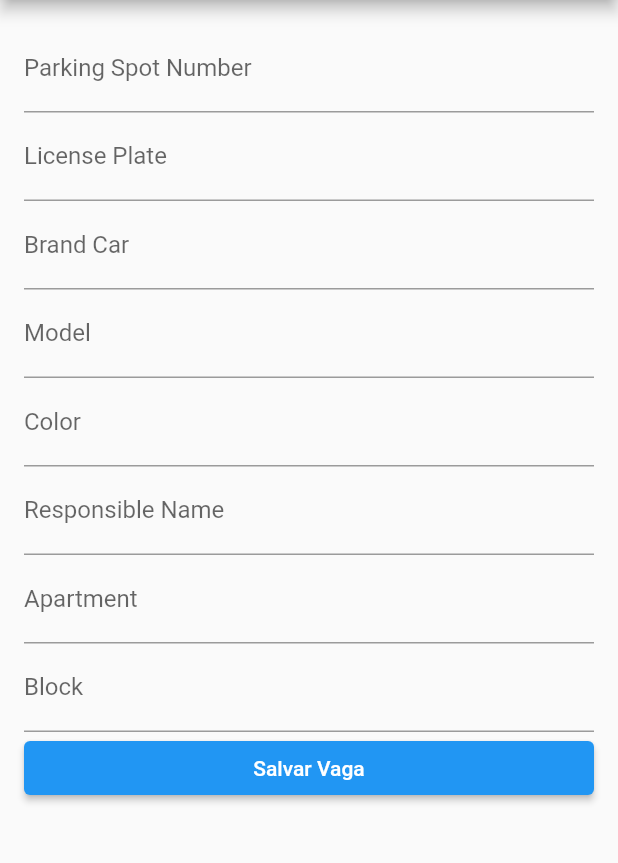
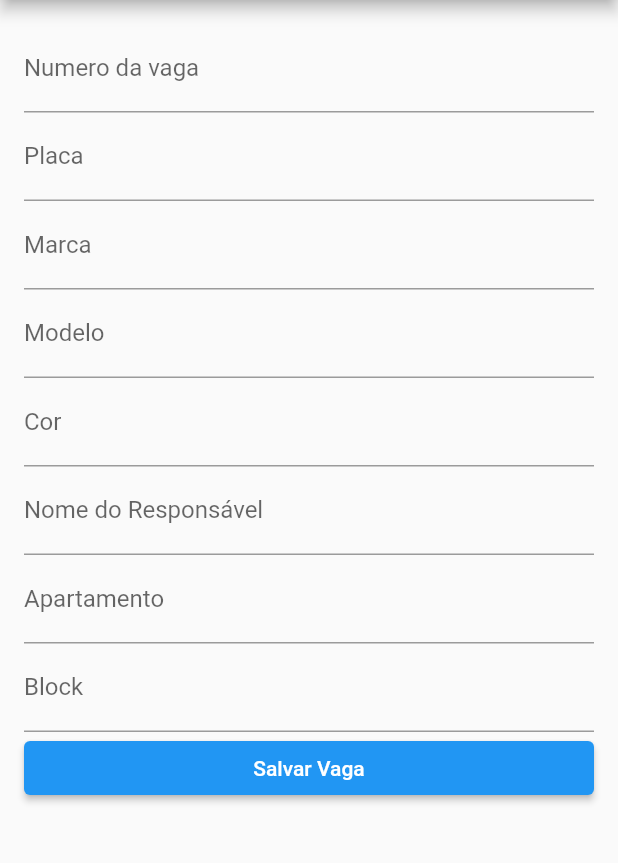
Before and after one commit to SeixasCco/CrudProjetoFinal, a Flutter app: the ParkingSpotDetailsView screen opened directly with empty values, after a tap on the "edit" icon, on a phone screen of 412 x 824 dp, the part 84-947 px from its top. Run offline on Flutter 3.47's test engine with Material 2 defaults, Android fonts, the phone set to English and light mode, and no system bars; our stand-ins replace flutter_bloc; network calls fail.

Commit message:
ajustando só falta edit

```diff
--- a/CrudProjetoFinal-main/lib/models/parking_spot.dart
+++ b/CrudProjetoFinal-main/lib/models/parking_spot.dart
@@ -42,17 +42,18 @@ class ParkingSpot {
     );
   }
 
-  // Update toJson method if needed
-  Map<String, dynamic> toJson() => {
-    'id': id,
-    'licensePlate': licensePlate,
-    'parkingSpotNumber': parkingSpotNumber,
-    'brandCar': brandCar,
-    'modelCar': model,
-    'colorCar': color,
-    'registrationDate': registrationDate?.toIso8601String(),
-    'responsibleName': responsibleName,
-    'apartment': apartment,
-    'block': block,
-  };
+  Map<String, dynamic> toJson() {
+    final Map<String, dynamic> data = {};
+    data['id'] = id ?? "";
+    data['parkingSpotNumber'] = parkingSpotNumber ?? "";
+    data['licensePlateCar'] = licensePlate ?? "";
+    data['brandCar'] = brandCar ?? "";
+    data['modelCar'] = model ?? "";
+    data['colorCar'] = color ?? "";
+    data['registrationDate'] = registrationDate?.toIso8601String() ?? "";
+    data['responsibleName'] = responsibleName ?? "";
+    data['apartment'] = apartment ?? "";
+    data['block'] = block ?? "";
+    return data;
+  }
 }
--- a/CrudProjetoFinal-main/lib/views/add_edit_view.dart
+++ /dev/null
@@ -1,190 +0,0 @@
-import 'package:flutter/material.dart';
-import '../models/parking_spot.dart';
-import '../bloc/parking_spot_bloc.dart';
-import 'package:flutter_bloc/flutter_bloc.dart';
-import '../constants/consts.dart';
-
-class ParkingSpotEditView extends StatefulWidget {
-  final ParkingSpot? parkingSpot;
-
-  ParkingSpotEditView({super.key, this.parkingSpot});
-
-  @override
-  _ParkingSpotEditViewState createState() => _ParkingSpotEditViewState();
-}
-
-class _ParkingSpotEditViewState extends State<ParkingSpotEditView> {
-  final _formKey = GlobalKey<FormState>();
-  late String licensePlate;
-  late String model;
-  late String color;
-  late String parkingSpotNumber;
-  late String brandCar;
-  late String responsibleName;
-  late String apartment;
-  late String block;
-
-  @override
-  void initState() {
-    super.initState();
-
-    parkingSpotNumber = widget.parkingSpot?.parkingSpotNumber ?? '';
-    licensePlate = widget.parkingSpot?.licensePlate ?? '';
-    brandCar = widget.parkingSpot?.brandCar ?? '';
-    model = widget.parkingSpot?.model ?? '';
-    color = widget.parkingSpot?.color ?? '';
-    responsibleName = widget.parkingSpot?.responsibleName ?? '';
-    apartment = widget.parkingSpot?.apartment ?? '';
-    block = widget.parkingSpot?.block ?? '';
-
-  }
-
-  @override
-  Widget build(BuildContext context) {
-    return Scaffold(
-      appBar: AppBar(
-        title: Text(widget.parkingSpot == null ? AppStrings.addParkingSpot : AppStrings.editParkingSpot),
-      ),
-      body: Form(
-        key: _formKey,
-        child: Padding(
-          padding: const EdgeInsets.all(16.0),
-          child: SingleChildScrollView(
-            child: Column(
-              crossAxisAlignment: CrossAxisAlignment.stretch,
-              children: <Widget>[
-                TextFormField(
-                  initialValue: parkingSpotNumber,
-                  decoration: const InputDecoration(labelText: 'Parking Spot Number'),
-                  onSaved: (value) => parkingSpotNumber = value!,
-                  validator: (value) {
-                    if (value == null || value.isEmpty) {
-                      return 'Please enter the parking spot number.';
-                    }
-                    return null;
-                  },
-                ),
-                TextFormField(
-                  initialValue: licensePlate,
-                  decoration: const InputDecoration(labelText: 'License Plate'),
-                  onSaved: (value) => licensePlate = value!,
-                  validator: (value) {
-                    if (value == null || value.isEmpty) {
-                      return 'Please enter the license plate.';
-                    }
-                    return null;
-                  },
-                ),
-
-                TextFormField(
-                  initialValue: brandCar,
-                  decoration: const InputDecoration(labelText: 'Brand Car'),
-                  onSaved: (value) => brandCar = value!,
-                  validator: (value) {
-                    if (value == null || value.isEmpty) {
-                      return 'Please enter the brand of the car.';
-                    }
-                    return null;
-                  },
-                ),
-
-                TextFormField(
-                  initialValue: model,
-                  decoration: const InputDecoration(labelText: 'Model'),
-                  onSaved: (value) => model = value!,
-                  validator: (value) {
-                    if (value == null || value.isEmpty) {
-                      return 'Please enter the model of the car.';
-                    }
-                    return null;
-                  },
-                ),
-
-                TextFormField(
-                  initialValue: color,
-                  decoration: const InputDecoration(labelText: 'Color'),
-                  onSaved: (value) => color = value!,
-                  validator: (value) {
-                    if (value == null || value.isEmpty) {
-                      return 'Please enter the color of the car.';
-                    }
-                    return null;
-                  },
-                ),
-
-                TextFormField(
-                  initialValue: responsibleName,
-                  decoration: const InputDecoration(labelText: 'Responsible Name'),
-                  onSaved: (value) => responsibleName = value!,
-                  validator: (value) {
-                    if (value == null || value.isEmpty) {
-                      return 'Please enter the name of the responsible person.';
-                    }
-                    return null;
-                  },
-                ),
-
-                TextFormField(
-                  initialValue: apartment,
-                  decoration: const InputDecoration(labelText: 'Apartment'),
-                  onSaved: (value) => apartment = value!,
-                  validator: (value) {
-                    if (value == null || value.isEmpty) {
-                      return 'Please enter the apartment number.';
-                    }
-                    return null;
-                  },
-                ),
-
-                TextFormField(
-                  initialValue: block,
-                  decoration: const InputDecoration(labelText: 'Block'),
-                  onSaved: (value) => block = value!,
-                  validator: (value) {
-                    if (value == null || value.isEmpty) {
-                      return 'Por favor digite o bloco.';
-                    }
-                    return null;
-                  },
-                ),
-
-                ElevatedButton(
-                  child: Text(widget.parkingSpot == null ? 'Adicionar Vaga' : 'Salvar Vaga'),
-                  onPressed: () {
-                    if (_formKey.currentState!.validate()) {
-                      _formKey.currentState!.save();
-
-                      final newParkingSpot = ParkingSpot(
-                        parkingSpotNumber: parkingSpotNumber,
-                        licensePlate: licensePlate,
-                        brandCar: brandCar,
-                        model: model,
-                        color: color,
-                        responsibleName: responsibleName,
-                        apartment: apartment,
-                        block: block,
-
-                      );
-
-                      if (widget.parkingSpot == null) {
-                        BlocProvider.of<ParkingSpotBloc>(context).add(AddParkingSpot(newParkingSpot));
-                      } else {
-                        BlocProvider.of<ParkingSpotBloc>(context).add(UpdateParkingSpot(newParkingSpot));
-                      }
-
-                      ScaffoldMessenger.of(context).showSnackBar(
-                        SnackBar(content: Text('Salvando Vaga...')),
-                      );
-
-                      Navigator.of(context).pop();
-                    }
-                  },
-                ),
-              ],
-            ),
-          ),
-        ),
-      ),
-    );
-  }
-}
--- /dev/null
+++ b/CrudProjetoFinal-main/lib/views/add_view.dart
@@ -0,0 +1,189 @@
+import 'package:flutter/material.dart';
+import '../models/parking_spot.dart';
+import '../bloc/parking_spot_bloc.dart';
+import 'package:flutter_bloc/flutter_bloc.dart';
+import '../constants/consts.dart';
+
+class ParkingSpotAddView extends StatefulWidget {
+  final ParkingSpot? parkingSpot;
+
+  ParkingSpotAddView.ParkingSpitAddView({super.key, this.parkingSpot});
+
+  @override
+  _ParkingSpotAddViewState createState() => _ParkingSpotAddViewState();
+}
+
+class _ParkingSpotAddViewState extends State<ParkingSpotAddView> {
+  final _formKey = GlobalKey<FormState>();
+  late String licensePlate;
+  late String model;
+  late String color;
+  late String parkingSpotNumber;
+  late String brandCar;
+  late String responsibleName;
+  late String apartment;
+  late String block;
+
+  @override
+  void initState() {
+    super.initState();
+
+    parkingSpotNumber = widget.parkingSpot?.parkingSpotNumber ?? '';
+    licensePlate = widget.parkingSpot?.licensePlate ?? '';
+    brandCar = widget.parkingSpot?.brandCar ?? '';
+    model = widget.parkingSpot?.model ?? '';
+    color = widget.parkingSpot?.color ?? '';
+    responsibleName = widget.parkingSpot?.responsibleName ?? '';
+    apartment = widget.parkingSpot?.apartment ?? '';
+    block = widget.parkingSpot?.block ?? '';
+  }
+
+  @override
+  Widget build(BuildContext context) {
+    return Scaffold(
+      appBar: AppBar(
+        title: Text(widget.parkingSpot == null
+            ? AppStrings.addParkingSpot
+            : AppStrings.editParkingSpot),
+      ),
+      body: Form(
+        key: _formKey,
+        child: Padding(
+          padding: const EdgeInsets.all(16.0),
+          child: SingleChildScrollView(
+            child: Column(
+              crossAxisAlignment: CrossAxisAlignment.stretch,
+              children: <Widget>[
+                TextFormField(
+                  initialValue: parkingSpotNumber,
+                  decoration:
+                  const InputDecoration(labelText: 'Numero da vaga'),
+                  onSaved: (value) => parkingSpotNumber = value!,
+                  validator: (value) {
+                    if (value == null || value.isEmpty) {
+                      return 'Por favor digite o numero da vaga.';
+                    }
+                    return null;
+                  },
+                ),
+                TextFormField(
+                  initialValue: licensePlate,
+                  decoration: const InputDecoration(labelText: 'Placa'),
+                  onSaved: (value) => licensePlate = value!,
+                  validator: (value) {
+                    if (value == null || value.isEmpty) {
+                      return 'Por favor digite a placa.';
+                    }
+                    return null;
+                  },
+                ),
+                TextFormField(
+                  initialValue: brandCar,
+                  decoration: const InputDecoration(labelText: 'Marca'),
+                  onSaved: (value) => brandCar = value!,
+                  validator: (value) {
+                    if (value == null || value.isEmpty) {
+                      return 'Por favor digite a marca do carro.';
+                    }
+                    return null;
+                  },
+                ),
+                TextFormField(
+                  initialValue: model,
+                  decoration: const InputDecoration(labelText: 'Modelo'),
+                  onSaved: (value) => model = value!,
+                  validator: (value) {
+                    if (value == null || value.isEmpty) {
+                      return 'Por favor digite o modelo do carro.';
+                    }
+                    return null;
+                  },
+                ),
+                TextFormField(
+                  initialValue: color,
+                  decoration: const InputDecoration(labelText: 'Cor'),
+                  onSaved: (value) => color = value!,
+                  validator: (value) {
+                    if (value == null || value.isEmpty) {
+                      return 'Por favor digite a cor do carro.';
+                    }
+                    return null;
+                  },
+                ),
+                TextFormField(
+                  initialValue: responsibleName,
+                  decoration:
+                  const InputDecoration(labelText: 'Nome do Responsável'),
+                  onSaved: (value) => responsibleName = value!,
+                  validator: (value) {
+                    if (value == null || value.isEmpty) {
+                      return 'Por favor digite o nome do responsável.';
+                    }
+                    return null;
+                  },
+                ),
+                TextFormField(
+                  initialValue: apartment,
+                  decoration: const InputDecoration(labelText: 'Apartamento'),
+                  onSaved: (value) => apartment = value!,
+                  validator: (value) {
+                    if (value == null || value.isEmpty) {
+                      return 'Por favor digite o numero do apartamento.';
+                    }
+                    return null;
+                  },
+                ),
+                TextFormField(
+                  initialValue: block,
+                  decoration: const InputDecoration(labelText: 'Block'),
+                  onSaved: (value) => block = value!,
+                  validator: (value) {
+                    if (value == null || value.isEmpty) {
+                      return 'Por favor digite o bloco.';
+                    }
+                    return null;
+                  },
+                ),
+                ElevatedButton(
+                  child: Text(widget.parkingSpot == null
+                      ? 'Adicionar Vaga'
+                      : 'Salvar Vaga'),
+                  onPressed: () {
+                    if (_formKey.currentState!.validate()) {
+                      _formKey.currentState!.save();
+
+                      final newParkingSpot = ParkingSpot(
+                        parkingSpotNumber: parkingSpotNumber,
+                        licensePlate: licensePlate,
+                        brandCar: brandCar,
+                        model: model,
+                        color: color,
+                        responsibleName: responsibleName,
+                        apartment: apartment,
+                        block: block,
+                      );
+
+                      if (widget.parkingSpot == null) {
+                        BlocProvider.of<ParkingSpotBloc>(context)
+                            .add(AddParkingSpot(newParkingSpot));
+                      } else {
+                        BlocProvider.of<ParkingSpotBloc>(context)
+                            .add(UpdateParkingSpot(newParkingSpot));
+                      }
+
+                      ScaffoldMessenger.of(context).showSnackBar(
+                        SnackBar(content: Text('Salvando Vaga...')),
+                      );
+
+                      Navigator.of(context).pop();
+                    }
+                  },
+                ),
+              ],
+            ),
+          ),
+        ),
+      ),
+    );
+  }
+}
--- a/CrudProjetoFinal-main/lib/views/details_view.dart
+++ b/CrudProjetoFinal-main/lib/views/details_view.dart
@@ -2,7 +2,7 @@ import 'package:flutter/material.dart';
 import 'package:flutter_bloc/flutter_bloc.dart';
 import '../bloc/parking_spot_bloc.dart';
 import '../models/parking_spot.dart';
-import '../views/add_edit_view.dart';
+import '../views/add_view.dart';
 import '../constants/consts.dart';
 
 class ParkingSpotDetailsView extends StatelessWidget {
@@ -39,7 +39,7 @@ class ParkingSpotDetailsView extends StatelessWidget {
                 Navigator.of(context).push(
                   MaterialPageRoute(
                     builder: (context) =>
-                        ParkingSpotEditView(parkingSpot: parkingSpot),
+                        ParkingSpotAddView.ParkingSpitAddView(parkingSpot: parkingSpot),
                   ),
                 );
               },
@@ -69,13 +69,13 @@ class ParkingSpotDetailsView extends StatelessWidget {
               children: <Widget>[
                 Text(
                     '${AppStrings.licensePlateLabel}${parkingSpot.licensePlate}',
-                    style: const TextStyle(fontSize: 20)),
+                    style: const TextStyle(fontSize: 30)),
                 const SizedBox(height: 10),
                 Text('${AppStrings.modelLabel}${parkingSpot.model}',
-                    style: const TextStyle(fontSize: 16)),
+                    style: const TextStyle(fontSize: 50)),
                 const SizedBox(height: 10),
                 Text('${AppStrings.colorLabel}${parkingSpot.color}',
-                    style: const TextStyle(fontSize: 16)),
+                    style: const TextStyle(fontSize: 20)),
               ],
             ),
           ),
```
Also changed, not shown: CrudProjetoFinal-main/lib/services/parking_spot_service.dart (+24 -15 lines), CrudProjetoFinal-main/lib/views/delete_view.dart (+78 -51 lines), CrudProjetoFinal-main/lib/views/edit_view.dart (added, +62 -0 lines), CrudProjetoFinal-main/lib/views/home_view.dart (+20 -2 lines), 3 other files.
